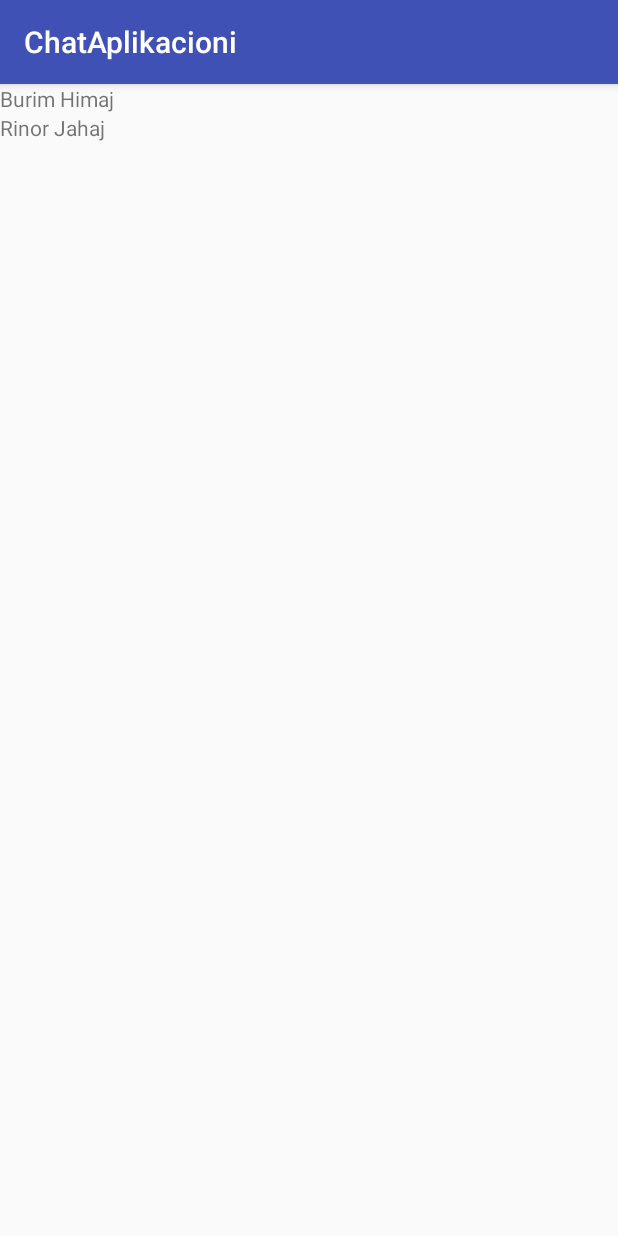
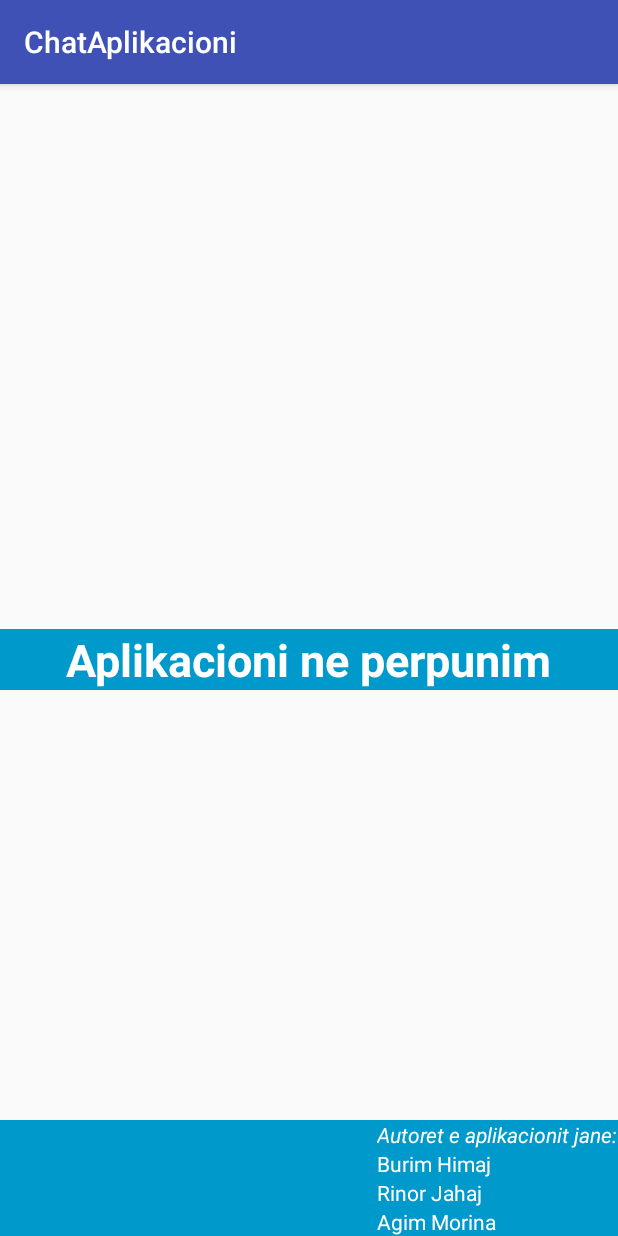
Before and after one commit to BurimHimaj/ChatAplikacioni, an Android app: the screen it shows after launch (MainActivity), on a phone screen of 412 x 824 dp. Run offline under Robolectric (Android 15) with nearby library versions, the phone set to English and light mode, and no system bars.

Commit message:
Aplikacionin e kame ndryshu. I kame vendos disa layout dhe disa Textview. Dizajn i thjeshte ku kame shenu qe aplikacioni eshte ne perpunim dhe e kame cek qe autore te aplikacionit jemi ne, e kame shtu normal edhe emrin tim.

```diff
--- a/app/src/main/res/layout/activity_main.xml
+++ b/app/src/main/res/layout/activity_main.xml
@@ -1,22 +1,68 @@
 <?xml version="1.0" encoding="utf-8"?>
-<LinearLayout xmlns:android="http://schemas.android.com/apk/res/android"
+<FrameLayout xmlns:android="http://schemas.android.com/apk/res/android"
     xmlns:app="http://schemas.android.com/apk/res-auto"
     xmlns:tools="http://schemas.android.com/tools"
     android:layout_width="match_parent"
     android:layout_height="match_parent"
-    tools:context="com.chataplikacioni.chataplikacioni.MainActivity"
     android:orientation="vertical"
-    >
+    tools:context="com.chataplikacioni.chataplikacioni.MainActivity">
+
+    <LinearLayout
+        android:layout_width="match_parent"
+        android:layout_height="wrap_content"
+        android:layout_gravity="center_vertical"
+        android:background="@android:color/holo_blue_dark"
+        android:orientation="vertical">
+
+        <TextView
+            android:layout_width="wrap_content"
+            android:layout_height="wrap_content"
+            android:text="@string/neperpunim"
+            android:layout_gravity="center_horizontal"
+            android:textColor="@android:color/background_light"
+            android:textSize="30sp"
+            android:textStyle="bold" />
+    </LinearLayout>
+
+    <LinearLayout
+        android:layout_width="match_parent"
+        android:layout_height="wrap_content"
+        android:layout_gravity="right|bottom"
+        android:background="@android:color/holo_blue_dark"
+        android:orientation="vertical">
+
+        <LinearLayout
+            android:layout_width="wrap_content"
+            android:layout_height="wrap_content"
+            android:layout_gravity="end"
+            android:orientation="vertical">
+
+            <TextView
+                android:layout_width="wrap_content"
+                android:layout_height="wrap_content"
+                android:text="@string/copyright"
+                android:textColor="@android:color/background_light"
+                android:textStyle="italic" />
 
             <TextView
                 android:layout_width="wrap_content"
                 android:layout_height="wrap_content"
                 android:text="Burim Himaj"
+                android:textColor="@android:color/background_light" />
 
-         />
             <TextView
                 android:layout_width="wrap_content"
                 android:layout_height="wrap_content"
                 android:text="Rinor Jahaj"
-        />
+                android:textColor="@android:color/background_light" />
+
+            <TextView
+                android:id="@+id/textView"
+                android:layout_width="wrap_content"
+                android:layout_height="wrap_content"
+                android:text="@string/am"
+                android:textColor="@android:color/background_light" />
         </LinearLayout>
+    </LinearLayout>
+
+</FrameLayout>
--- a/app/src/main/res/values/strings.xml
+++ b/app/src/main/res/values/strings.xml
@@ -1,3 +1,6 @@
 <resources>
     <string name="app_name">ChatAplikacioni</string>
+    <string name="am">Agim Morina</string>
+    <string name="copyright">Autoret e aplikacionit jane:</string>
+    <string name="neperpunim">Aplikacioni ne perpunim</string>
 </resources>
```
Lines whose indentation alone changed are shown as unchanged.
